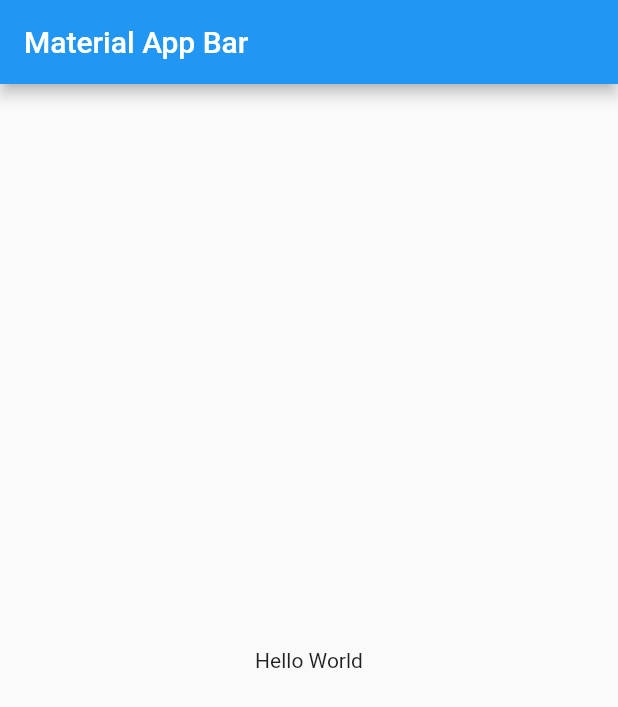
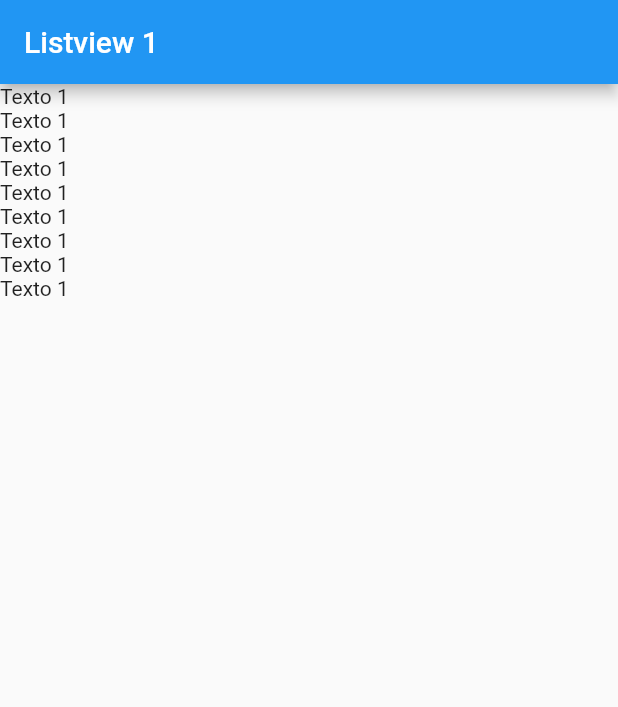
Before and after one commit to cobasesp/flutter-components, a Flutter app: the screen it shows after launch, on a phone screen of 412 x 824 dp. Shown: the top 707 px of the screen. Run offline on Flutter 3.47's test engine with Material 2 defaults, Android fonts, the phone set to English and light mode, and no system bars.

Commit message:
Listview simple

```diff
--- a/lib/main.dart
+++ b/lib/main.dart
@@ -1,3 +1,4 @@
+import 'package:components/screen/listview1_screen.dart';
 import 'package:flutter/material.dart';
 
 void main() => runApp(const MyApp());
@@ -7,16 +8,6 @@ class MyApp extends StatelessWidget {
 
   @override
   Widget build(BuildContext context) {
-    return MaterialApp(
-      title: 'Material App',
-      home: Scaffold(
-        appBar: AppBar(
-          title: const Text('Material App Bar'),
-        ),
-        body: const Center(
-          child: Text('Hello World'),
-        ),
-      ),
-    );
+    return MaterialApp(title: 'Material App', home: Listview1Screen());
   }
 }
--- /dev/null
+++ b/lib/screen/listview1_screen.dart
@@ -0,0 +1,22 @@
+import 'package:flutter/material.dart';
+
+class Listview1Screen extends StatelessWidget {
+  const Listview1Screen({Key? key}) : super(key: key);
+
+  @override
+  Widget build(BuildContext context) {
+    return Scaffold(
+        appBar: AppBar(title: const Text("Listview 1")),
+        body: ListView(children: [
+          Text('Texto 1'),
+          Text('Texto 1'),
+          Text('Texto 1'),
+          Text('Texto 1'),
+          Text('Texto 1'),
+          Text('Texto 1'),
+          Text('Texto 1'),
+          Text('Texto 1'),
+          Text('Texto 1'),
+        ]));
+  }
+}
```
